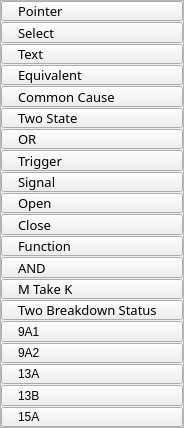
The window that ZGO2/form/toolboxgomarkov.ui (regissahore/Typewriter) describes before a commit, drawn with Qt 5.
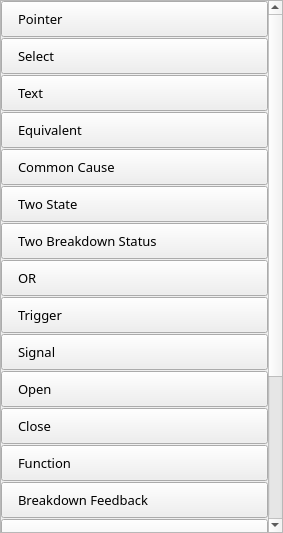
The same window after the commit. Icons and pictures are not drawn.

The edit to the form file:
```diff
--- a/ZGO2/form/toolboxgomarkov.ui
+++ b/ZGO2/form/toolboxgomarkov.ui
@@ -6,8 +6,8 @@
    <rect>
     <x>0</x>
     <y>0</y>
-    <width>184</width>
-    <height>428</height>
+    <width>283</width>
+    <height>533</height>
    </rect>
   </property>
   <property name="windowTitle">
@@ -38,9 +38,9 @@
       <property name="geometry">
        <rect>
         <x>0</x>
-        <y>-169</y>
-        <width>195</width>
-        <height>579</height>
+        <y>0</y>
+        <width>264</width>
+        <height>739</height>
        </rect>
       </property>
       <layout class="QVBoxLayout" name="verticalLayout_2">
@@ -67,6 +67,12 @@
            <verstretch>0</verstretch>
           </sizepolicy>
          </property>
+         <property name="minimumSize">
+          <size>
+           <width>0</width>
+           <height>36</height>
+          </size>
+         </property>
          <property name="font">
           <font>
            <family>微软雅黑</family>
@@ -112,6 +118,12 @@
            <verstretch>0</verstretch>
           </sizepolicy>
          </property>
+         <property name="minimumSize">
+          <size>
+           <width>0</width>
+           <height>36</height>
+          </size>
+         </property>
          <property name="font">
           <font>
            <family>微软雅黑</family>
@@ -157,6 +169,12 @@
            <verstretch>0</verstretch>
           </sizepolicy>
          </property>
+         <property name="minimumSize">
+          <size>
+           <width>0</width>
+           <height>36</height>
+          </size>
+         </property>
          <property name="font">
           <font>
            <family>微软雅黑</family>
@@ -202,6 +220,12 @@
            <verstretch>0</verstretch>
           </sizepolicy>
          </property>
+         <property name="minimumSize">
+          <size>
+           <width>0</width>
+           <height>36</height>
+          </size>
+         </property>
          <property name="font">
           <font>
            <family>微软雅黑</family>
@@ -238,6 +262,12 @@
            <verstretch>0</verstretch>
           </sizepolicy>
          </property>
+         <property name="minimumSize">
+          <size>
+           <width>0</width>
+           <height>36</height>
+          </size>
+         </property>
          <property name="font">
           <font>
            <family>微软雅黑</family>
@@ -274,6 +304,12 @@
            <verstretch>0</verstretch>
           </sizepolicy>
          </property>
+         <property name="minimumSize">
+          <size>
+           <width>0</width>
+           <height>36</height>
+          </size>
+         </property>
          <property name="font">
           <font>
            <family>微软雅黑</family>
@@ -311,6 +347,51 @@
          </property>
         </widget>
        </item>
+       <item>
+        <widget class="QPushButton" name="buttonOperator1E1">
+         <property name="sizePolicy">
+          <sizepolicy hsizetype="Minimum" vsizetype="Expanding">
+           <horstretch>0</horstretch>
+           <verstretch>0</verstretch>
+          </sizepolicy>
+         </property>
+         <property name="minimumSize">
+          <size>
+           <width>0</width>
+           <height>36</height>
+          </size>
+         </property>
+         <property name="font">
+          <font>
+           <family>微软雅黑</family>
+           <pointsize>10</pointsize>
+           <weight>50</weight>
+           <bold>false</bold>
+           <stylestrategy>PreferAntialias</stylestrategy>
+          </font>
+         </property>
+         <property name="styleSheet">
+          <string notr="true">text-align: left;
+padding-left: 16px;
+background-color: linear-gradient(rgb(234, 234, 234), rgb(218, 218, 218));
+border-color: rgb(204, 204, 204) rgb(204, 204, 204) rgb(181, 181, 181);
+</string>
+         </property>
+         <property name="text">
+          <string>Two Breakdown Status</string>
+         </property>
+         <property name="icon">
+          <iconset resource="../resource.qrc">
+           <normaloff>:/icon/resource/image/tool_op1E.png</normaloff>:/icon/resource/image/tool_op1E.png</iconset>
+         </property>
+         <property name="iconSize">
+          <size>
+           <width>24</width>
+           <height>24</height>
+          </size>
+         </property>
+        </widget>
+       </item>
        <item>
         <widget class="QPushButton" name="buttonOperator2">
          <property name="sizePolicy">
@@ -319,6 +400,12 @@
            <verstretch>0</verstretch>
           </sizepolicy>
          </property>
+         <property name="minimumSize">
+          <size>
+           <width>0</width>
+           <height>36</height>
+          </size>
+         </property>
          <property name="font">
           <font>
            <family>微软雅黑</family>
@@ -364,6 +451,12 @@
            <verstretch>0</verstretch>
           </sizepolicy>
          </property>
+         <property name="minimumSize">
+          <size>
+           <width>0</width>
+           <height>36</height>
+          </size>
+         </property>
          <property name="font">
           <font>
            <family>微软雅黑</family>
@@ -409,6 +502,12 @@
            <verstretch>0</verstretch>
           </sizepolicy>
          </property>
+         <property name="minimumSize">
+          <size>
+           <width>0</width>
+           <height>36</height>
+          </size>
+         </property>
          <property name="font">
           <font>
            <family>微软雅黑</family>
@@ -454,6 +553,12 @@
            <verstretch>0</verstretch>
           </sizepolicy>
          </property>
+         <property name="minimumSize">
+          <size>
+           <width>0</width>
+           <height>36</height>
+          </size>
+         </property>
          <property name="font">
           <font>
            <family>微软雅黑</family>
@@ -499,6 +604,12 @@
            <verstretch>0</verstretch>
           </sizepolicy>
          </property>
+         <property name="minimumSize">
+          <size>
+           <width>0</width>
+           <height>36</height>
+          </size>
+         </property>
          <property name="font">
           <font>
            <family>微软雅黑</family>
@@ -544,6 +655,12 @@
            <verstretch>0</verstretch>
           </sizepolicy>
          </property>
+         <property name="minimumSize">
+          <size>
+           <width>0</width>
+           <height>36</height>
+          </size>
+         </property>
          <property name="font">
           <font>
            <family>微软雅黑</family>
@@ -581,6 +698,96 @@
          </property>
         </widget>
        </item>
+       <item>
+        <widget class="QPushButton" name="buttonOperator9A1">
+         <property name="sizePolicy">
+          <sizepolicy hsizetype="Minimum" vsizetype="Expanding">
+           <horstretch>0</horstretch>
+           <verstretch>0</verstretch>
+          </sizepolicy>
+         </property>
+         <property name="minimumSize">
+          <size>
+           <width>0</width>
+           <height>36</height>
+          </size>
+         </property>
+         <property name="font">
+          <font>
+           <family>微软雅黑</family>
+           <pointsize>10</pointsize>
+           <weight>50</weight>
+           <bold>false</bold>
+           <stylestrategy>PreferAntialias</stylestrategy>
+          </font>
+         </property>
+         <property name="styleSheet">
+          <string notr="true">text-align: left;
+padding-left: 16px;
+background-color: linear-gradient(rgb(234, 234, 234), rgb(218, 218, 218));
+border-color: rgb(204, 204, 204) rgb(204, 204, 204) rgb(181, 181, 181);
+</string>
+         </property>
+         <property name="text">
+          <string>Breakdown Feedback</string>
+         </property>
+         <property name="icon">
+          <iconset resource="../resource.qrc">
+           <normaloff>:/icon/resource/image/tool_op9A1.png</normaloff>:/icon/resource/image/tool_op9A1.png</iconset>
+         </property>
+         <property name="iconSize">
+          <size>
+           <width>24</width>
+           <height>24</height>
+          </size>
+         </property>
+        </widget>
+       </item>
+       <item>
+        <widget class="QPushButton" name="buttonOperator9A2">
+         <property name="sizePolicy">
+          <sizepolicy hsizetype="Minimum" vsizetype="Expanding">
+           <horstretch>0</horstretch>
+           <verstretch>0</verstretch>
+          </sizepolicy>
+         </property>
+         <property name="minimumSize">
+          <size>
+           <width>0</width>
+           <height>36</height>
+          </size>
+         </property>
+         <property name="font">
+          <font>
+           <family>微软雅黑</family>
+           <pointsize>10</pointsize>
+           <weight>50</weight>
+           <bold>false</bold>
+           <stylestrategy>PreferAntialias</stylestrategy>
+          </font>
+         </property>
+         <property name="styleSheet">
+          <string notr="true">text-align: left;
+padding-left: 16px;
+background-color: linear-gradient(rgb(234, 234, 234), rgb(218, 218, 218));
+border-color: rgb(204, 204, 204) rgb(204, 204, 204) rgb(181, 181, 181);
+</string>
+         </property>
+         <property name="text">
+          <string>No Breakdown Feedback</string>
+         </property>
+         <property name="icon">
+          <iconset resource="../resource.qrc">
+           <normaloff>:/icon/resource/image/tool_op9A2.png</normaloff>:/icon/resource/image/tool_op9A2.png</iconset>
+         </property>
+         <property name="iconSize">
+          <size>
+           <width>24</width>
+           <height>24</height>
+          </size>
+         </property>
+        </widget>
+       </item>
        <item>
         <widget class="QPushButton" name="buttonOperator10">
          <property name="sizePolicy">
@@ -589,6 +796,12 @@
            <verstretch>0</verstretch>
           </sizepolicy>
          </property>
+         <property name="minimumSize">
+          <size>
+           <width>0</width>
+           <height>36</height>
+          </size>
+         </property>
          <property name="font">
           <font>
            <family>微软雅黑</family>
@@ -634,6 +847,12 @@
            <verstretch>0</verstretch>
           </sizepolicy>
          </property>
+         <property name="minimumSize">
+          <size>
+           <width>0</width>
+           <height>36</height>
+          </size>
+         </property>
          <property name="font">
           <font>
            <family>微软雅黑</family>
@@ -671,113 +890,6 @@
          </property>
         </widget>
        </item>
-       <item>
-        <widget class="QPushButton" name="buttonOperator1E1">
-         <property name="sizePolicy">
-          <sizepolicy hsizetype="Minimum" vsizetype="Expanding">
-           <horstretch>0</horstretch>
-           <verstretch>0</verstretch>
-          </sizepolicy>
-         </property>
-         <property name="font">
-          <font>
-           <family>微软雅黑</family>
-           <pointsize>10</pointsize>
-           <stylestrategy>PreferAntialias</stylestrategy>
-          </font>
-         </property>
-         <property name="styleSheet">
-          <string notr="true">text-align: left;
-padding-left: 16px;
-background-color: linear-gradient(rgb(234, 234, 234), rgb(218, 218, 218));
-border-color: rgb(204, 204, 204) rgb(204, 204, 204) rgb(181, 181, 181);
-</string>
-         </property>
-         <property name="text">
-          <string>Two Breakdown Status</string>
-         </property>
-         <property name="icon">
-          <iconset resource="../resource.qrc">
-           <normaloff>:/icon/resource/image/tool_equivalent.png</normaloff>:/icon/resource/image/tool_equivalent.png</iconset>
-         </property>
-         <property name="iconSize">
-          <size>
-           <width>24</width>
-           <height>24</height>
-          </size>
-         </property>
-        </widget>
-       </item>
-       <item>
-        <widget class="QPushButton" name="buttonOperator9A1">
-         <property name="sizePolicy">
-          <sizepolicy hsizetype="Minimum" vsizetype="Expanding">
-           <horstretch>0</horstretch>
-           <verstretch>0</verstretch>
-          </sizepolicy>
-         </property>
-         <property name="font">
-          <font>
-           <stylestrategy>PreferAntialias</stylestrategy>
-          </font>
-         </property>
-         <property name="styleSheet">
-          <string notr="true">text-align: left;
-padding-left: 16px;
-background-color: linear-gradient(rgb(234, 234, 234), rgb(218, 218, 218));
-border-color: rgb(204, 204, 204) rgb(204, 204, 204) rgb(181, 181, 181);
-</string>
-         </property>
-         <property name="text">
-          <string>9A1</string>
-         </property>
-         <property name="icon">
-          <iconset resource="../resource.qrc">
-           <normaloff>:/icon/resource/image/tool_equivalent.png</normaloff>:/icon/resource/image/tool_equivalent.png</iconset>
-         </property>
-         <property name="iconSize">
-          <size>
-           <width>24</width>
-           <height>24</height>
-          </size>
-         </property>
-        </widget>
-       </item>
-       <item>
-        <widget class="QPushButton" name="buttonOperator9A2">
-         <property name="sizePolicy">
-          <sizepolicy hsizetype="Minimum" vsizetype="Expanding">
-           <horstretch>0</horstretch>
-           <verstretch>0</verstretch>
-          </sizepolicy>
-         </property>
-         <property name="font">
-          <font>
-           <stylestrategy>PreferAntialias</stylestrategy>
-          </font>
-         </property>
-         <property name="styleSheet">
-          <string notr="true">text-align: left;
-padding-left: 16px;
-background-color: linear-gradient(rgb(234, 234, 234), rgb(218, 218, 218));
-border-color: rgb(204, 204, 204) rgb(204, 204, 204) rgb(181, 181, 181);
-</string>
-         </property>
-         <property name="text">
-          <string>9A2</string>
-         </property>
-         <property name="icon">
-          <iconset resource="../resource.qrc">
-           <normaloff>:/icon/resource/image/tool_equivalent.png</normaloff>:/icon/resource/image/tool_equivalent.png</iconset>
-         </property>
-         <property name="iconSize">
-          <size>
-           <width>24</width>
-           <height>24</height>
-          </size>
-         </property>
-        </widget>
-       </item>
        <item>
         <widget class="QPushButton" name="buttonOperator13A">
          <property name="sizePolicy">
@@ -786,8 +898,18 @@
            <verstretch>0</verstretch>
           </sizepolicy>
          </property>
+         <property name="minimumSize">
+          <size>
+           <width>0</width>
+           <height>36</height>
+          </size>
+         </property>
          <property name="font">
           <font>
+           <family>微软雅黑</family>
+           <pointsize>10</pointsize>
+           <weight>50</weight>
+           <bold>false</bold>
            <stylestrategy>PreferAntialias</stylestrategy>
           </font>
          </property>
@@ -799,7 +921,7 @@
 </string>
          </property>
          <property name="text">
-          <string>13A</string>
+          <string>Multiplex Input and Output (×)</string>
          </property>
          <property name="icon">
           <iconset resource="../resource.qrc">
@@ -821,8 +943,18 @@
            <verstretch>0</verstretch>
           </sizepolicy>
          </property>
+         <property name="minimumSize">
+          <size>
+           <width>0</width>
+           <height>36</height>
+          </size>
+         </property>
          <property name="font">
           <font>
+           <family>微软雅黑</family>
+           <pointsize>10</pointsize>
+           <weight>50</weight>
+           <bold>false</bold>
            <stylestrategy>PreferAntialias</stylestrategy>
           </font>
          </property>
@@ -834,7 +966,7 @@
 </string>
          </property>
          <property name="text">
-          <string>13B</string>
+          <string>Multiplex Input and Output (+)</string>
          </property>
          <property name="icon">
           <iconset resource="../resource.qrc">
@@ -856,8 +988,18 @@
            <verstretch>0</verstretch>
           </sizepolicy>
          </property>
+         <property name="minimumSize">
+          <size>
+           <width>0</width>
+           <height>36</height>
+          </size>
+         </property>
          <property name="font">
           <font>
+           <family>微软雅黑</family>
+           <pointsize>10</pointsize>
+           <weight>50</weight>
+           <bold>false</bold>
            <stylestrategy>PreferAntialias</stylestrategy>
           </font>
          </property>
@@ -869,7 +1011,7 @@
 </string>
          </property>
          <property name="text">
-          <string>15A</string>
+          <string>Corresponding Gate</string>
          </property>
          <property name="icon">
           <iconset resource="../resource.qrc">
```
Left out of the diff: 6 changed lines with no effect on the pictures.
